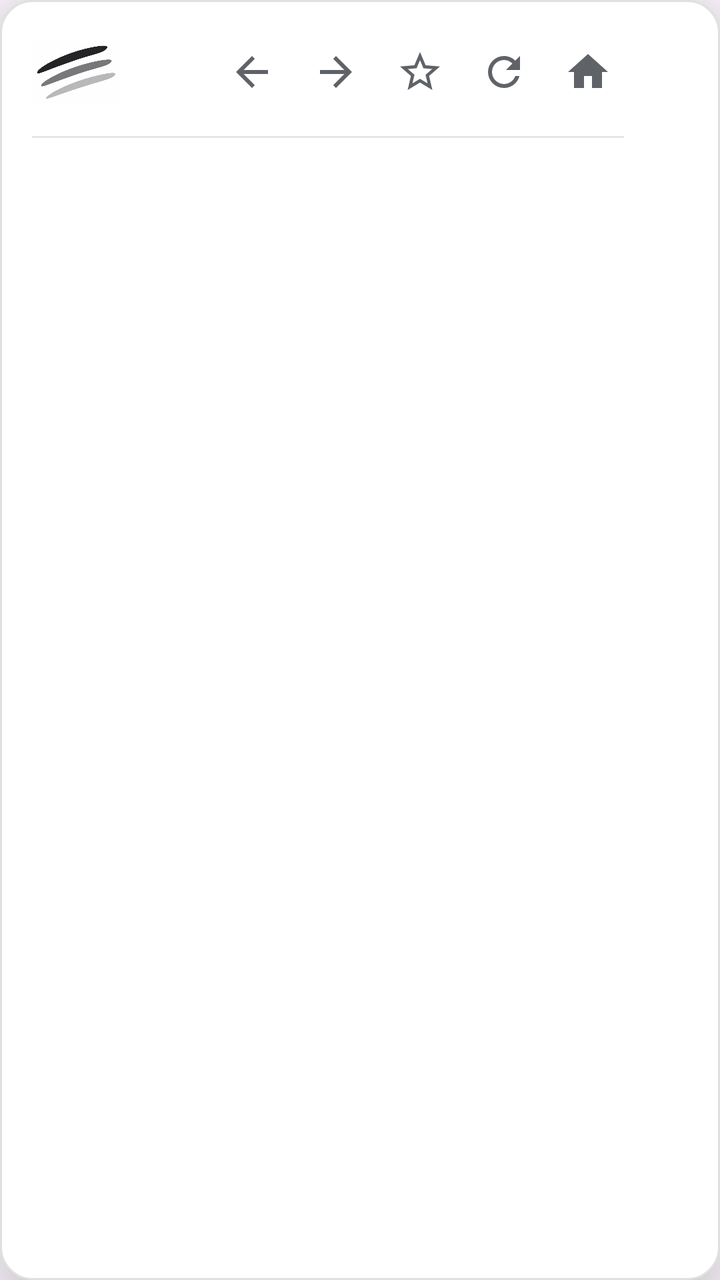
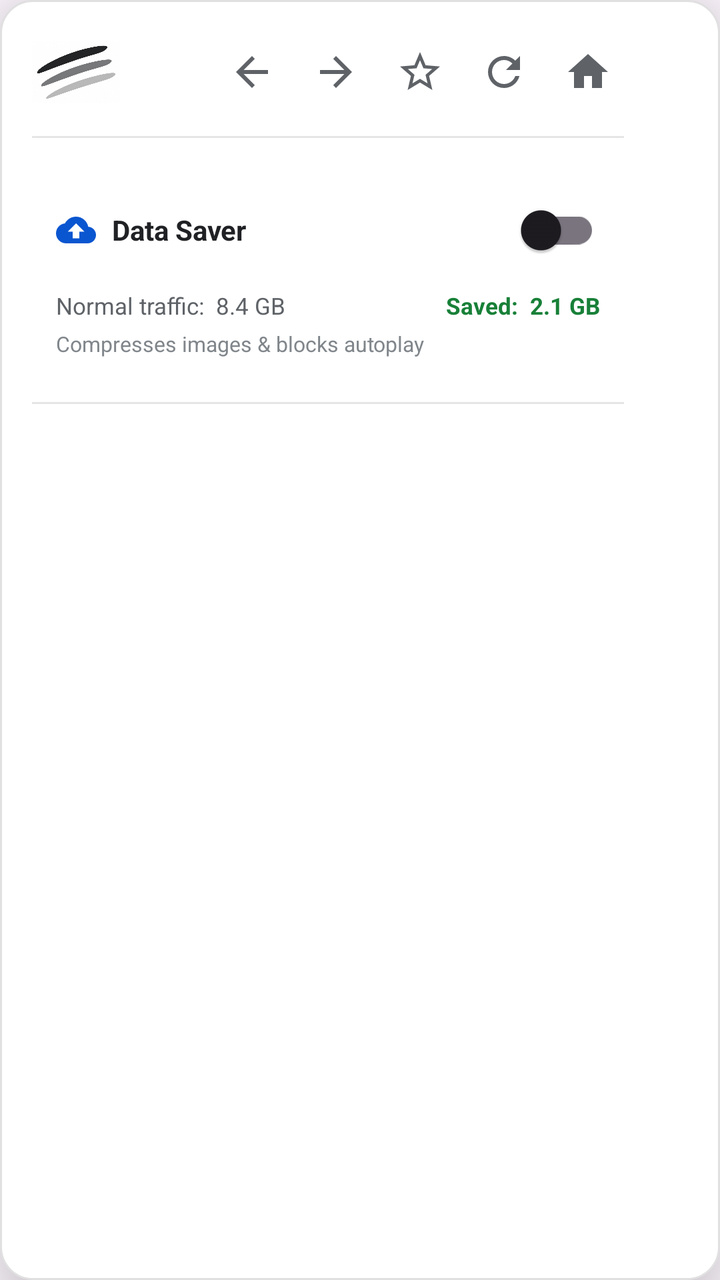

Compare the two renders of this Android layout. The source of the first and the diff that turns it into the second are given below.
<!-- AndroidManifest.xml: application theme Theme.Haze -->
<!-- res/layout/layout_browser_menu.xml -->
<?xml version="1.0" encoding="utf-8"?>
<LinearLayout xmlns:android="http://schemas.android.com/apk/res/android"
    xmlns:app="http://schemas.android.com/apk/res-auto"
    android:id="@+id/menuRoot"
    android:layout_width="wrap_content"
    android:layout_height="wrap_content"
    android:background="@drawable/bg_popup_rounded"
    android:orientation="vertical"
    android:paddingStart="16dp"
    android:paddingEnd="16dp"
    android:paddingTop="14dp"
    android:paddingBottom="14dp"
    android:elevation="24dp">

    
    <RelativeLayout
        android:layout_width="296dp"
        android:layout_height="wrap_content"
        android:layout_marginBottom="10dp">

        <ImageView
            android:id="@+id/menuLogo"
            android:layout_width="44dp"
            android:layout_height="44dp"
            android:src="@drawable/haze_logo"
            android:scaleType="fitCenter"
            android:layout_alignParentStart="true"
            android:layout_centerVertical="true"
            android:contentDescription="Haze Logo" />

        <LinearLayout
            android:layout_width="wrap_content"
            android:layout_height="wrap_content"
            android:orientation="horizontal"
            android:gravity="center_vertical"
            android:layout_alignParentEnd="true"
            android:layout_centerVertical="true">

            <ImageButton
                android:id="@+id/btnMenuBack"
                android:layout_width="36dp"
                android:layout_height="36dp"
                android:background="@drawable/bg_circle_gray"
                android:src="@drawable/ic_arrow_back"
                android:layout_marginEnd="6dp"
                app:tint="#5F6368"
                android:contentDescription="Back" />

            <ImageButton
                android:id="@+id/btnMenuForward"
                android:layout_width="36dp"
                android:layout_height="36dp"
                android:background="@drawable/bg_circle_gray"
                android:src="@drawable/ic_arrow_forward"
                android:layout_marginEnd="6dp"
                app:tint="#5F6368"
                android:contentDescription="Forward" />

            <ImageButton
                android:id="@+id/btnMenuStar"
                android:layout_width="36dp"
                android:layout_height="36dp"
                android:background="@drawable/bg_circle_gray"
                android:src="@drawable/ic_star_outline"
                android:layout_marginEnd="6dp"
                app:tint="#5F6368"
                android:contentDescription="Star" />

            <ImageButton
                android:id="@+id/btnMenuReload"
                android:layout_width="36dp"
                android:layout_height="36dp"
                android:background="@drawable/bg_circle_gray"
                android:src="@drawable/ic_refresh"
                android:layout_marginEnd="6dp"
                app:tint="#5F6368"
                android:contentDescription="Reload" />

            <ImageButton
                android:id="@+id/btnMenuHome"
                android:layout_width="36dp"
                android:layout_height="36dp"
                android:background="@drawable/bg_circle_gray"
                android:src="@drawable/ic_home"
                app:tint="#5F6368"
                android:contentDescription="Home" />
        </LinearLayout>
    </RelativeLayout>

    <View
        android:id="@+id/menuDivider"
        android:layout_width="296dp"
        android:layout_height="1dp"
        android:background="#E5E5E5"
        android:layout_marginBottom="10dp" />

    
    <GridLayout
        android:id="@+id/menuGrid"
        android:layout_width="296dp"
        android:layout_height="wrap_content"
        android:columnCount="4" />
</LinearLayout>
<!-- resources referenced by this layout -->
<resources>
  <!-- drawable bg_circle_gray (drawable) -->
  <?xml version="1.0" encoding="utf-8"?>
  <shape xmlns:android="http://schemas.android.com/apk/res/android" android:shape="oval">
      <solid android:color="#00000000" />
  </shape>
  <!-- drawable bg_popup_rounded (drawable) -->
  <?xml version="1.0" encoding="utf-8"?>
  <shape xmlns:android="http://schemas.android.com/apk/res/android" android:shape="rectangle">
      <solid android:color="#FFFFFF" />
      <corners android:radius="16dp" />
      <stroke android:width="1dp" android:color="#E0E0E0" />
  </shape>
  <!-- drawable haze_logo: png bitmap (drawable, 321738 bytes) -->
  <!-- drawable ic_arrow_back (drawable) -->
  <vector xmlns:android="http://schemas.android.com/apk/res/android"
      android:width="24dp"
      android:height="24dp"
      android:viewportWidth="24"
      android:viewportHeight="24">
    <path
        android:fillColor="@android:color/white"
        android:pathData="M20,11H7.83l5.59,-5.59L12,4l-8,8 8,8 1.41,-1.41L7.83,13H20v-2z"/>
  </vector>
  <!-- drawable ic_arrow_forward (drawable) -->
  <vector xmlns:android="http://schemas.android.com/apk/res/android"
      android:width="24dp"
      android:height="24dp"
      android:viewportWidth="24"
      android:viewportHeight="24">
    <path
        android:fillColor="@android:color/white"
        android:pathData="M12,4l-1.41,1.41L16.17,11H4v2h12.17l-5.58,5.59L12,20l8,-8z"/>
  </vector>
  <!-- drawable ic_home (drawable) -->
  <vector xmlns:android="http://schemas.android.com/apk/res/android"
      android:width="24dp"
      android:height="24dp"
      android:viewportWidth="24"
      android:viewportHeight="24">
      <path
          android:fillColor="#FF5F6368"
          android:pathData="M10,20V14H14V20H19V12H22L12,3L2,12H5V20H10Z"/>
  </vector>
  <!-- drawable ic_refresh (drawable) -->
  <vector xmlns:android="http://schemas.android.com/apk/res/android"
      android:width="24dp"
      android:height="24dp"
      android:viewportWidth="24"
      android:viewportHeight="24">
      <path
          android:fillColor="#FFFFFF"
          android:pathData="M17.65,6.35C16.2,4.9 14.21,4 12,4A8,8 0 0,0 4,12A8,8 0 0,0 12,20C15.73,20 18.84,17.45 19.73,14H17.65C16.83,16.33 14.61,18 12,18A6,6 0 0,1 6,12A6,6 0 0,1 12,6C13.66,6 15.14,6.69 16.22,7.78L13,11H20V4L17.65,6.35Z"/>
  </vector>
  <!-- drawable ic_star_outline (drawable) -->
  <vector xmlns:android="http://schemas.android.com/apk/res/android"
      android:width="24dp"
      android:height="24dp"
      android:viewportWidth="24"
      android:viewportHeight="24">
      <path
          android:fillColor="#FFFFFF"
          android:pathData="M22,9.24l-7.19,-0.62L12,2L9.19,8.63L2,9.24l5.46,4.73L5.82,21L12,17.27L18.18,21l-1.63,-7.03L22,9.24zM12,15.4l-3.76,2.27l1,-4.28l-3.32,-2.88l4.38,-0.38L12,6.1l1.71,4.04l4.38,0.38l-3.32,2.88l1,4.28L12,15.4z"/>
  </vector>
  <style name="Theme.Haze" parent="Base.Theme.Haze" />
  <style name="Base.Theme.Haze" parent="Theme.Material3.DayNight.NoActionBar">
          
          
      </style>
</resources>

<!-- the commit's change to res/layout/layout_browser_menu.xml (unified diff, before → after) -->
@@ -95,6 +95,100 @@
         android:layout_marginBottom="10dp" />
 
     
+    <LinearLayout
+        android:id="@+id/dataSaverBlock"
+        android:layout_width="296dp"
+        android:layout_height="wrap_content"
+        android:orientation="vertical"
+        android:padding="12dp"
+        android:layout_marginBottom="10dp"
+        android:clickable="true"
+        android:focusable="true">
+
+        <RelativeLayout
+            android:layout_width="match_parent"
+            android:layout_height="wrap_content"
+            android:layout_marginBottom="6dp">
+
+            <LinearLayout
+                android:layout_width="wrap_content"
+                android:layout_height="wrap_content"
+                android:orientation="horizontal"
+                android:gravity="center_vertical"
+                android:layout_alignParentStart="true"
+                android:layout_centerVertical="true">
+
+                <ImageView
+                    android:id="@+id/ivDataSaverIcon"
+                    android:layout_width="20dp"
+                    android:layout_height="20dp"
+                    android:src="@drawable/ic_data_saver"
+                    android:layout_marginEnd="8dp"
+                    app:tint="#0A56D0" />
+
+                <TextView
+                    android:id="@+id/tvDataSaverTitle"
+                    android:layout_width="wrap_content"
+                    android:layout_height="wrap_content"
+                    android:text="Data Saver"
+                    android:textSize="14sp"
+                    android:textStyle="bold"
+                    android:textColor="#202124" />
+            </LinearLayout>
+
+            <androidx.appcompat.widget.SwitchCompat
+                android:id="@+id/switchDataSaver"
+                android:layout_width="wrap_content"
+                android:layout_height="wrap_content"
+                android:layout_alignParentEnd="true"
+                android:layout_centerVertical="true" />
+        </RelativeLayout>
+
+        
+        <LinearLayout
+            android:layout_width="match_parent"
+            android:layout_height="wrap_content"
+            android:orientation="horizontal"
+            android:gravity="center_vertical"
+            android:layout_marginBottom="4dp">
+
+            <TextView
+                android:id="@+id/tvTrafficLabel"
+                android:layout_width="0dp"
+                android:layout_height="wrap_content"
+                android:layout_weight="1"
+                android:text="Normal traffic:  8.4 GB"
+                android:textSize="11.5sp"
+                android:textColor="#5F6368" />
+
+            <TextView
+                android:id="@+id/tvSavedLabel"
+                android:layout_width="wrap_content"
+                android:layout_height="wrap_content"
+                android:text="Saved:  2.1 GB"
+                android:textSize="11.5sp"
+                android:textStyle="bold"
+                android:textColor="#188038" />
+        </LinearLayout>
+
+        
+        <TextView
+            android:id="@+id/tvDataSaverHint"
+            android:layout_width="match_parent"
+            android:layout_height="wrap_content"
+            android:text="Compresses images &amp; blocks autoplay"
+            android:textSize="10.5sp"
+            android:textColor="#80868B" />
+    </LinearLayout>
+
+    <View
+        android:id="@+id/dataSaverDivider"
+        android:layout_width="296dp"
+        android:layout_height="1dp"
+        android:background="#E5E5E5"
+        android:layout_marginBottom="10dp" />
+
+    
     <GridLayout
         android:id="@+id/menuGrid"
         android:layout_width="296dp"
<!-- resource entries referenced after the edit -->
@@ -32,6 +32,16 @@
     <path
         android:fillColor="@android:color/white"
         android:pathData="M12,4l-1.41,1.41L16.17,11H4v2h12.17l-5.58,5.59L12,20l8,-8z"/>
+  </vector>
+  <!-- drawable ic_data_saver (drawable) -->
+  <vector xmlns:android="http://schemas.android.com/apk/res/android"
+      android:width="24dp"
+      android:height="24dp"
+      android:viewportWidth="24"
+      android:viewportHeight="24">
+    <path
+        android:fillColor="#5F6368"
+        android:pathData="M19.35,10.04C18.67,6.59 15.64,4 12,4 9.11,4 6.6,5.64 5.35,8.04 2.34,8.36 0,10.91 0,14c0,3.31 2.69,6 6,6h13c2.76,0 5,-2.24 5,-5 0,-2.64 -2.05,-4.78 -4.65,-4.96zM14,13v4h-4v-4H7l5,-5 5,5h-3z"/>
   </vector>
   <!-- drawable ic_home (drawable) -->
   <vector xmlns:android="http://schemas.android.com/apk/res/android"
